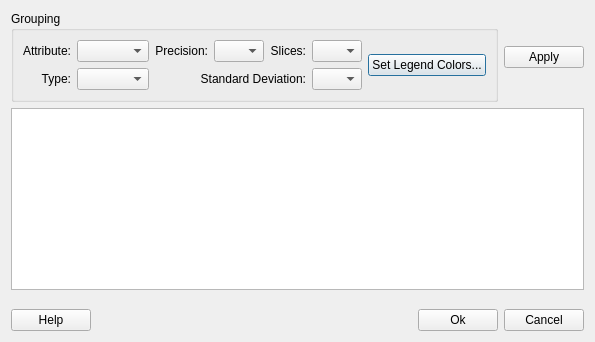
First picture: the form in src/terralib/qt/widgets/layer/ui/Legend.ui, repository claudiobogossian/terralib5, before the edit.
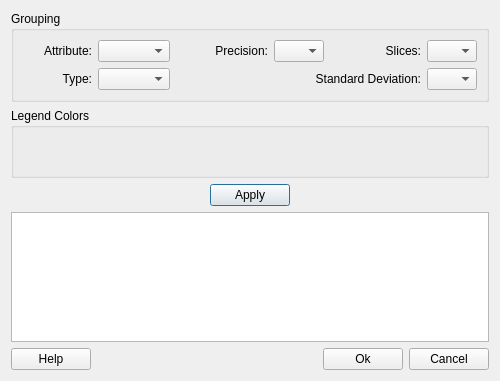
Second picture: the form after the edit. Custom widgets are drawn as their Qt base class.

Commit message: Added the color bar to the interface.

```diff
--- a/src/terralib/qt/widgets/layer/ui/Legend.ui
+++ b/src/terralib/qt/widgets/layer/ui/Legend.ui
@@ -6,22 +6,43 @@
    <rect>
     <x>0</x>
     <y>0</y>
-    <width>570</width>
-    <height>342</height>
+    <width>500</width>
+    <height>381</height>
    </rect>
   </property>
+  <property name="minimumSize">
+   <size>
+    <width>256</width>
+    <height>0</height>
+   </size>
+  </property>
   <property name="windowTitle">
    <string>Legend Edition</string>
   </property>
   <layout class="QGridLayout" name="gridLayout_3">
    <item row="0" column="0">
-    <layout class="QHBoxLayout" name="horizontalLayout_7">
-     <item>
       <widget class="QGroupBox" name="groupBox">
        <property name="title">
         <string>Grouping</string>
        </property>
        <layout class="QGridLayout" name="gridLayout">
+      <item row="1" column="0">
+       <layout class="QHBoxLayout" name="horizontalLayout_2">
+        <item>
+         <widget class="QLabel" name="typelabel">
+          <property name="text">
+           <string>Type:</string>
+          </property>
+          <property name="alignment">
+           <set>Qt::AlignRight|Qt::AlignTrailing|Qt::AlignVCenter</set>
+          </property>
+         </widget>
+        </item>
+        <item>
+         <widget class="QComboBox" name="typeComboBox"/>
+        </item>
+       </layout>
+      </item>
         <item row="0" column="0">
          <layout class="QHBoxLayout" name="horizontalLayout_3">
           <item>
@@ -93,30 +114,6 @@
           </item>
          </layout>
         </item>
-        <item row="0" column="3" rowspan="2">
-         <widget class="QPushButton" name="legendColorsPushButton">
-          <property name="text">
-           <string>Set Legend Colors...</string>
-          </property>
-         </widget>
-        </item>
-        <item row="1" column="0">
-         <layout class="QHBoxLayout" name="horizontalLayout_2">
-          <item>
-           <widget class="QLabel" name="typelabel">
-            <property name="text">
-             <string>Type:</string>
-            </property>
-            <property name="alignment">
-             <set>Qt::AlignRight|Qt::AlignTrailing|Qt::AlignVCenter</set>
-            </property>
-           </widget>
-          </item>
-          <item>
-           <widget class="QComboBox" name="typeComboBox"/>
-          </item>
-         </layout>
-        </item>
         <item row="1" column="1" colspan="2">
          <layout class="QHBoxLayout" name="horizontalLayout_6">
           <item>
@@ -144,78 +141,72 @@
        </layout>
       </widget>
      </item>
-     <item>
+   <item row="1" column="0">
+    <widget class="QGroupBox" name="legendColorsGroupBox">
+     <property name="minimumSize">
+      <size>
+       <width>0</width>
+       <height>70</height>
+      </size>
+     </property>
+     <property name="title">
+      <string>Legend Colors</string>
+     </property>
       <layout class="QGridLayout" name="gridLayout_2">
        <item row="0" column="0">
-        <spacer name="verticalSpacer_2">
+       <widget class="te::qt::qwt::ColorBar" name="legendColors" native="true">
+        <property name="minimumSize">
+         <size>
+          <width>0</width>
+          <height>0</height>
+         </size>
+        </property>
+       </widget>
+      </item>
+     </layout>
+    </widget>
+   </item>
+   <item row="2" column="0">
+    <layout class="QHBoxLayout" name="horizontalLayout_7">
+     <item>
+      <spacer name="horizontalSpacer_3">
          <property name="orientation">
-          <enum>Qt::Vertical</enum>
+        <enum>Qt::Horizontal</enum>
          </property>
          <property name="sizeHint" stdset="0">
           <size>
-           <width>20</width>
-           <height>18</height>
+         <width>40</width>
+         <height>20</height>
           </size>
          </property>
         </spacer>
        </item>
-       <item row="1" column="0">
+     <item>
         <widget class="QPushButton" name="applyPushButton">
          <property name="text">
           <string>Apply</string>
          </property>
         </widget>
        </item>
-       <item row="1" column="1">
+     <item>
         <spacer name="horizontalSpacer_2">
          <property name="orientation">
           <enum>Qt::Horizontal</enum>
          </property>
          <property name="sizeHint" stdset="0">
           <size>
-           <width>17</width>
+         <width>40</width>
            <height>20</height>
           </size>
          </property>
         </spacer>
        </item>
-       <item row="2" column="0">
-        <spacer name="verticalSpacer_3">
-         <property name="orientation">
-          <enum>Qt::Vertical</enum>
-         </property>
-         <property name="sizeHint" stdset="0">
-          <size>
-           <width>20</width>
-           <height>18</height>
-          </size>
-         </property>
-        </spacer>
-       </item>
-      </layout>
-     </item>
-    </layout>
-   </item>
-   <item row="1" column="0">
-    <widget class="QTableWidget" name="legendTableWidget"/>
-   </item>
-   <item row="2" column="0">
-    <spacer name="verticalSpacer">
-     <property name="orientation">
-      <enum>Qt::Vertical</enum>
-     </property>
-     <property name="sizeType">
-      <enum>QSizePolicy::Fixed</enum>
-     </property>
-     <property name="sizeHint" stdset="0">
-      <size>
-       <width>20</width>
-       <height>13</height>
-      </size>
-     </property>
-    </spacer>
+    </layout>
    </item>
    <item row="3" column="0">
+    <widget class="QTableWidget" name="legendTableWidget"/>
+   </item>
+   <item row="4" column="0">
     <layout class="QHBoxLayout" name="horizontalLayout">
      <item>
       <widget class="QPushButton" name="helpPushButton">
@@ -255,6 +246,14 @@
    </item>
   </layout>
  </widget>
+ <customwidgets>
+  <customwidget>
+   <class>te::qt::qwt::ColorBar</class>
+   <extends>QWidget</extends>
+   <header>ColorBar.h</header>
+   <container>1</container>
+  </customwidget>
+ </customwidgets>
  <tabstops>
   <tabstop>attributeComboBox</tabstop>
   <tabstop>typeComboBox</tabstop>
```
Left out of the diff: 1 changed line with no effect on the pictures. Lines whose indentation alone changed are shown as unchanged.
